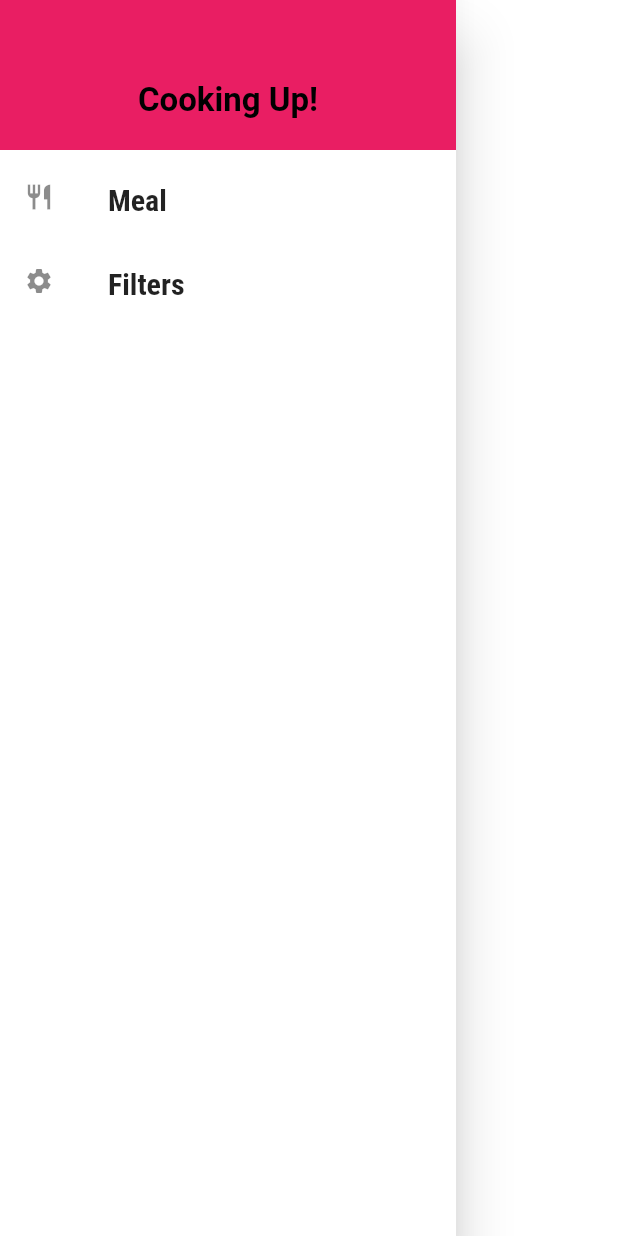
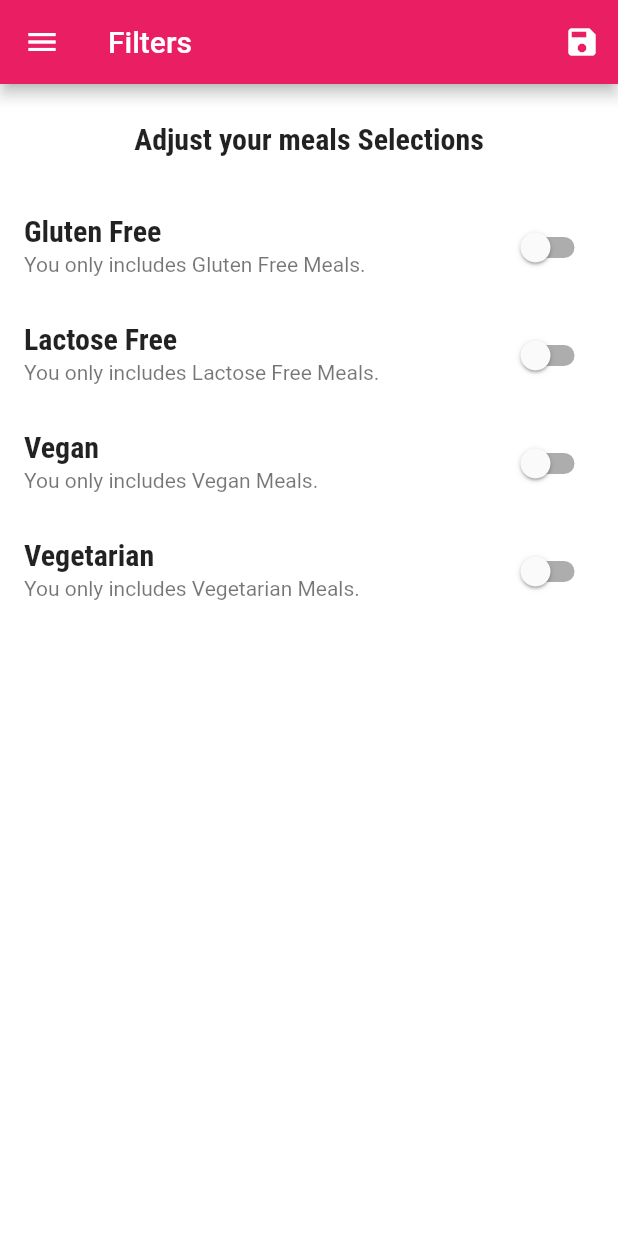
Before and after one commit to axijethwa74/Recipes_App_Flutter, a Flutter app: the MainDrawer widget shown alone on an empty page, opened directly with empty values, after a tap on "Filters", on a phone screen of 412 x 824 dp. Run offline on Flutter 3.47's test engine with Material 2 defaults, Android fonts, the phone set to English and light mode, and no system bars; Roboto replaces fonts that are missing (RobotoCondensed-Italic); statements that could not run were skipped.

Commit message:
complete Recipes App

```diff
--- a/lib/Screens/Drawer.dart
+++ b/lib/Screens/Drawer.dart
@@ -2,12 +2,13 @@
 
 
 import 'package:flutter/material.dart';
+import 'package:recipes_app/Screens/filter_Screen.dart';
 
 class MainDrawer extends StatelessWidget {
   const MainDrawer({Key? key, required }) : super(key: key);
   // ignore: non_constant_identifier_names
-  Widget BuildTitle(String title, IconData icon ){
-    return   ListTile(
+  Widget BuildTitle(String title, IconData icon, Function() tapHandler){
+    return  ListTile(
             leading:  Icon(icon,
             size: 20,),
             title:Text(title,
@@ -18,12 +19,7 @@ class MainDrawer extends StatelessWidget {
             ),
             ),
 
-            onTap: (){
-              //...
-            },
-
-
-
+            onTap: tapHandler,
           );
 
 
@@ -39,14 +35,14 @@ class MainDrawer extends StatelessWidget {
             height: 100,
             width: double.infinity,
             padding: const EdgeInsets.all(20),
-            alignment: Alignment.bottomCenter,
+            alignment: Alignment.bottomLeft,
             color: Theme.of(context).primaryColor,
             child:  const Text("Cooking Up!",
             style: TextStyle(
               fontWeight: FontWeight.bold,
               fontSize: 22,
               // ignore: deprecated_member_use
-              color: Colors.black,
+              color: Colors.white,
               ),
             ),
           ),
@@ -55,10 +51,16 @@ class MainDrawer extends StatelessWidget {
           BuildTitle(
             'Meal',
             Icons.restaurant,
+            (){
+              Navigator.of(context).pushNamed("/");
+            }
           ),
           BuildTitle(
              'Filters',
             Icons.settings,
+              (){
+              Navigator.of(context).pushNamed(FilterScreen.routeName);
+            }
           ),
         ],
       ),
--- /dev/null
+++ b/lib/Screens/filter_Screen.dart
@@ -0,0 +1,125 @@
+ // ignore: file_names
+// ignore_for_file: non_constant_identifier_names, unused_field, prefer_final_fields, unused_element
+
+import 'package:flutter/material.dart';
+
+import 'Drawer.dart';
+
+class FilterScreen extends StatefulWidget {
+
+  static const routeName = '/Filterscreen';
+
+  final Function saveFilters;
+  // ignore: use_key_in_widget_constructors, prefer_const_constructors_in_immutables
+   FilterScreen(this.saveFilters);
+
+
+
+  @override
+  State<FilterScreen> createState() => _FilterScreenState();
+}
+
+class _FilterScreenState extends State<FilterScreen> {
+
+ bool _glutenFree = false;
+  bool _vegetarian = false;
+  bool _vegan = false;
+  bool _lactoseFree = false;
+
+
+   Widget _buildSwitchTitle(String title, String description , bool Currentvalue, Function(dynamic) UpdateValue ){
+     return SwitchListTile(
+              title: Text(title),
+              value: Currentvalue,
+              subtitle: Text(description),
+              onChanged:UpdateValue,
+             );
+              }
+
+
+  @override
+  Widget build(BuildContext context) {
+    return Scaffold(
+      appBar: AppBar(
+        backgroundColor: Theme.of(context).primaryColor,
+        title: const Text("Filters"),
+        actions: [
+          IconButton(icon: const Icon(Icons.save),
+          onPressed: () {
+              final selectedFilters = {
+                'gluten': _glutenFree,
+                'lactose': _lactoseFree,
+                'vegan': _vegan,
+                'vegetarian': _vegetarian,
+              };
+              widget.saveFilters(selectedFilters);
+            },
+          ),
+        ],
+      ),
+      drawer: const MainDrawer(),
+      body: Column(
+        children: [
+          Container(
+            padding: const EdgeInsets.all(25),
+            child:  Text('Adjust your meals Selections',
+                style: Theme.of(context).textTheme.titleMedium),
+                ),
+          Expanded(
+            child: ListView(children:  [
+            _buildSwitchTitle(
+              "Gluten Free",
+              "You only includes Gluten Free Meals.",
+              _glutenFree,
+              (newValue){
+                setState(()=>
+                _glutenFree = newValue,
+                );
+              },
+            ),
+
+
+              _buildSwitchTitle(
+              "Lactose Free",
+              "You only includes Lactose Free Meals.",
+              _lactoseFree,
+              (newValue){
+                setState(()=>
+                _lactoseFree = newValue,
+
+                );
+              },
+            ),
+
+              _buildSwitchTitle(
+              "Vegan",
+              "You only includes Vegan Meals.",
+              _vegan,
+              (newValue){
+                setState(()=>
+                _vegan = newValue,
+                );
+              },
+            ),
+
+
+            _buildSwitchTitle(
+              "Vegetarian",
+              "You only includes Vegetarian Meals.",
+              _vegetarian,
+              (newValue){
+                setState(()=>
+                _vegetarian = newValue,
+                );
+              },
+            ),
+            ]
+
+            ),
+          ),
+        ],
+      ),
+    );
+  }
+
+}
--- a/lib/main.dart
+++ b/lib/main.dart
@@ -1,18 +1,63 @@
 import 'package:flutter/material.dart';
+import 'package:recipes_app/Screens/filter_Screen.dart';
 import 'package:recipes_app/Screens/meal_detail_screen.dart';
+import 'package:recipes_app/dummy_data.dart';
+import 'package:recipes_app/model/meal.dart';
 import 'Screens/category_meal_screen.dart';
 // ignore: unused_import
 import 'Screens/category_screen.dart';
 import 'Screens/tabscreen.dart';
 
 void main() {
-  runApp(const MyApp());
+  runApp( const MyApp());
 }
 
-class MyApp extends StatelessWidget {
-  const MyApp({Key? key}) : super(key: key);
+// ignore: must_be_immutable
+class MyApp extends StatefulWidget {
+ const MyApp({Key? key}) : super(key: key);
 
-  // This widget is the root of your application.
+  @override
+  State<MyApp> createState() => _MyAppState();
+}
+
+class _MyAppState extends State<MyApp> {
+
+  Map<String, bool> _filters = {
+    'gluten': false,
+    'lactose': false,
+    'vegan': false,
+    'vegetarian': false,
+  };
+
+    List<Meal> _availableMeals = DUMMY_MEALS;
+
+ // ignore: unused_element
+ void _setFilters(Map<String, bool> filterData) {
+    setState(() {
+      _filters = filterData;
+
+       _availableMeals = DUMMY_MEALS.where((meal) {
+        if (_filters['gluten']as dynamic && !meal.isGlutenFree) {
+          return false;
+        }
+        if (_filters['lactose']as dynamic && !meal.isLactoseFree) {
+          return false;
+        }
+        if (_filters['vegan']as dynamic && !meal.isVegan) {
+          return false;
+        }
+        if (_filters['vegetarian']as dynamic && !meal.isVegetarian) {
+          return false;
+        }
+        return true;
+      }).toList();
+    });
+  }
+
+
+
+
+
   @override
   Widget build(BuildContext context) {
     return MaterialApp(
@@ -70,8 +115,9 @@ class MyApp extends StatelessWidget {
     initialRoute: '/',
       routes: {
        '/':(ctx) => const TabScreen(),
-        CategoryMeal.routeName: (ctx) =>   const CategoryMeal(),
+        CategoryMeal.routeName: (ctx) =>    CategoryMeal(_availableMeals),
         MealDetails.routeName:(ctx) =>const MealDetails(),
+        FilterScreen.routeName:(ctx) =>  FilterScreen(_setFilters as dynamic),
  },
     );
 
```
Also changed, not shown: lib/Screens/category_meal_screen.dart (+50 -26 lines), lib/Screens/meal_Items.dart (+8 -3 lines), lib/Screens/meal_detail_screen.dart (+9 -2 lines).
